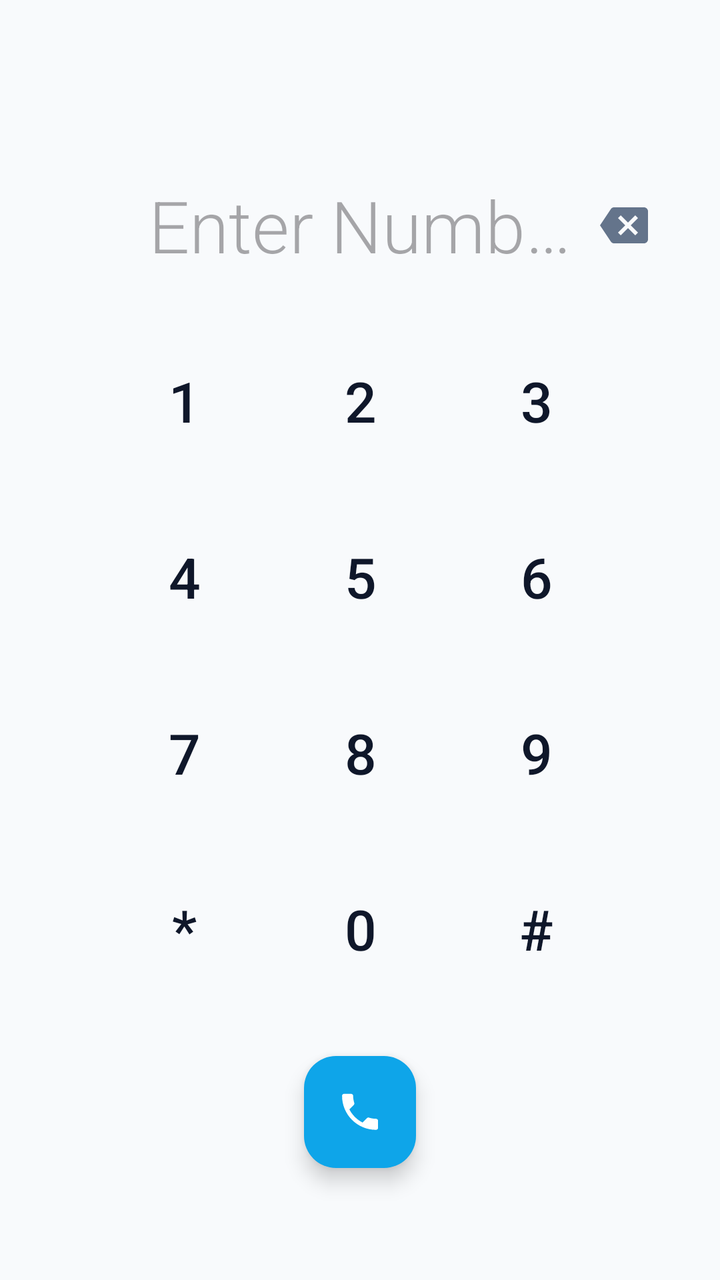
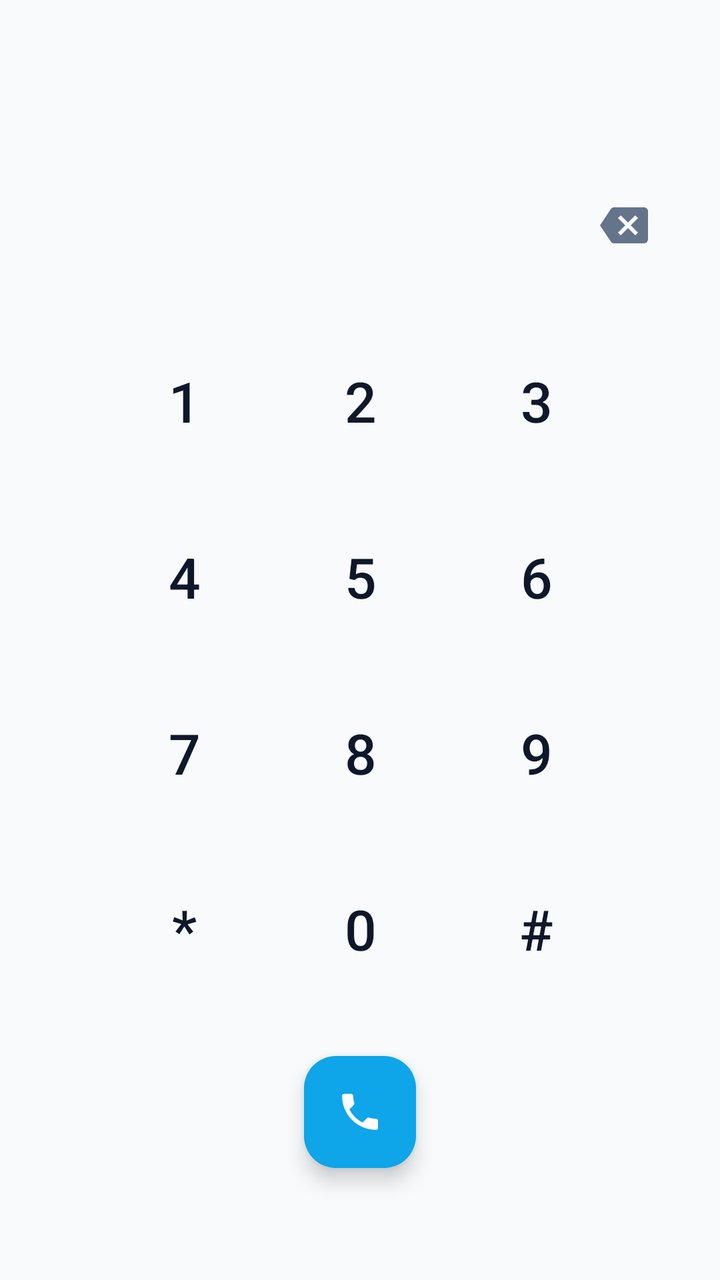

An Android layout rendered at two revisions. The XML below is the earlier revision; the diff shows what the commit changed to produce the second picture.
<!-- AndroidManifest.xml: application theme Theme.RealConnect -->
<!-- res/layout/fragment_call.xml -->
<?xml version="1.0" encoding="utf-8"?>
<androidx.constraintlayout.widget.ConstraintLayout xmlns:android="http://schemas.android.com/apk/res/android"
    xmlns:app="http://schemas.android.com/apk/res-auto"
    android:layout_width="match_parent"
    android:layout_height="match_parent"
    android:background="@color/background"
    android:padding="24dp">

    <TextView
        android:id="@+id/text_contact_name"
        android:layout_width="wrap_content"
        android:layout_height="wrap_content"
        android:layout_marginTop="32dp"
        android:textColor="@color/colorPrimary"
        android:textSize="18sp"
        android:fontFamily="sans-serif-medium"
        app:layout_constraintEnd_toEndOf="parent"
        app:layout_constraintStart_toStartOf="parent"
        app:layout_constraintTop_toTopOf="parent" />

    <TextView
        android:id="@+id/text_phone_number"
        android:layout_width="0dp"
        android:layout_height="wrap_content"
        android:layout_marginTop="8dp"
        android:gravity="center"
        android:hint="@string/enter_number"
        android:singleLine="true"
        android:textColor="@color/textColorPrimary"
        android:textSize="36sp"
        android:fontFamily="sans-serif-light"
        app:layout_constraintEnd_toStartOf="@+id/btn_delete"
        app:layout_constraintStart_toEndOf="@+id/btn_add_to_contacts"
        app:layout_constraintTop_toBottomOf="@id/text_contact_name" />

    <ImageButton
        android:id="@+id/btn_add_to_contacts"
        android:layout_width="48dp"
        android:layout_height="48dp"
        android:background="?attr/selectableItemBackgroundBorderless"
        android:contentDescription="@string/add_contact"
        android:src="@drawable/ic_add"
        android:visibility="invisible"
        app:layout_constraintBottom_toBottomOf="@+id/text_phone_number"
        app:layout_constraintStart_toStartOf="parent"
        app:layout_constraintTop_toTopOf="@+id/text_phone_number"
        app:tint="@color/colorPrimary" />

    <ImageButton
        android:id="@+id/btn_delete"
        android:layout_width="48dp"
        android:layout_height="48dp"
        android:background="?attr/selectableItemBackgroundBorderless"
        android:contentDescription="@string/backspace"
        android:src="@drawable/ic_backspace"
        app:layout_constraintBottom_toBottomOf="@+id/text_phone_number"
        app:layout_constraintEnd_toEndOf="parent"
        app:layout_constraintTop_toTopOf="@+id/text_phone_number"
        app:tint="@color/textColorSecondary" />

    <GridLayout
        android:id="@+id/keypad"
        android:layout_width="wrap_content"
        android:layout_height="wrap_content"
        android:alignmentMode="alignMargins"
        android:columnCount="3"
        android:useDefaultMargins="true"
        app:layout_constraintBottom_toTopOf="@+id/btn_make_call"
        app:layout_constraintEnd_toEndOf="parent"
        app:layout_constraintStart_toStartOf="parent"
        app:layout_constraintTop_toBottomOf="@+id/text_phone_number">

        <Button android:id="@+id/btn_1" style="@style/DialerButton" android:text="1" />
        <Button android:id="@+id/btn_2" style="@style/DialerButton" android:text="2" />
        <Button android:id="@+id/btn_3" style="@style/DialerButton" android:text="3" />

        <Button android:id="@+id/btn_4" style="@style/DialerButton" android:text="4" />
        <Button android:id="@+id/btn_5" style="@style/DialerButton" android:text="5" />
        <Button android:id="@+id/btn_6" style="@style/DialerButton" android:text="6" />

        <Button android:id="@+id/btn_7" style="@style/DialerButton" android:text="7" />
        <Button android:id="@+id/btn_8" style="@style/DialerButton" android:text="8" />
        <Button android:id="@+id/btn_9" style="@style/DialerButton" android:text="9" />

        <Button android:id="@+id/btn_star" style="@style/DialerButton" android:text="*" />
        <Button android:id="@+id/btn_0" style="@style/DialerButton" android:text="0" />
        <Button android:id="@+id/btn_hash" style="@style/DialerButton" android:text="#" />
    </GridLayout>

    <com.google.android.material.floatingactionbutton.FloatingActionButton
        android:id="@+id/btn_make_call"
        android:layout_width="wrap_content"
        android:layout_height="wrap_content"
        android:layout_marginBottom="32dp"
        android:contentDescription="@string/make_call"
        android:src="@drawable/ic_call"
        app:backgroundTint="@color/colorPrimary"
        app:fabSize="normal"
        app:layout_constraintBottom_toBottomOf="parent"
        app:layout_constraintEnd_toEndOf="parent"
        app:layout_constraintStart_toStartOf="parent"
        app:tint="@color/white" />

</androidx.constraintlayout.widget.ConstraintLayout>
<!-- resources referenced by this layout -->
<resources>
  <color name="background">#F8FAFC</color>
  <color name="colorPrimary">#0EA5E9</color>
  <color name="textColorPrimary">#0F172A</color>
  <color name="textColorSecondary">#64748B</color>
  <color name="white">#FFFFFF</color>
  <!-- drawable ic_add (drawable) -->
  <vector xmlns:android="http://schemas.android.com/apk/res/android"
      android:width="24dp"
      android:height="24dp"
      android:viewportWidth="24"
      android:viewportHeight="24"
      android:tint="?attr/colorControlNormal">
    <path
        android:fillColor="@android:color/white"
        android:pathData="M19,13h-6v6h-2v-6H5v-2h6V5h2v6h6v2z"/>
  </vector>
  <!-- drawable ic_backspace (drawable) -->
  <vector xmlns:android="http://schemas.android.com/apk/res/android"
      android:width="24dp"
      android:height="24dp"
      android:viewportWidth="24"
      android:viewportHeight="24"
      android:tint="?attr/colorControlNormal">
    <path
        android:fillColor="@android:color/white"
        android:pathData="M22,3H7C6.31,3 5.77,3.35 5.41,3.88L0,12l5.41,8.11C5.77,20.64 6.31,21 7,21h15c1.1,0 2,-0.9 2,-2V5C24,3.9 23.1,3 22,3zM19,15.59L17.59,17 14,13.41 10.41,17 9,15.59 12.59,12 9,8.41 10.41,7 14,10.59 17.59,7 19,8.41 15.41,12 19,15.59z"/>
  </vector>
  <!-- drawable ic_call (drawable) -->
  <vector xmlns:android="http://schemas.android.com/apk/res/android"
      android:width="24dp"
      android:height="24dp"
      android:viewportWidth="24"
      android:viewportHeight="24"
      android:tint="?attr/colorControlNormal">
    <path
        android:fillColor="@android:color/white"
        android:pathData="M20.01,15.38c-1.23,0 -2.42,-0.2 -3.53,-0.56a0.977,0.977 0,0 0,-1.01 0.24l-2.2,2.2c-2.83,-1.44 -5.15,-3.75 -6.59,-6.59l2.2,-2.21a0.96,0.96 0,0 0,0.25 -1.01c-0.36,-1.11 -0.55,-2.3 -0.55,-3.53 0,-0.55 -0.45,-1 -1,-1H4.03c-0.55,0 -1,0.45 -1,1 0,9.39 7.61,17 17,17 0.55,0 1,-0.45 1,-1v-3.52c0,-0.55 -0.45,-1 -1,-1z"/>
  </vector>
  <string name="add_contact">Add Contact</string>
  <string name="backspace">Backspace</string>
  <string name="enter_number">Enter Number</string>
  <string name="make_call">Call</string>
  <style name="Theme.RealConnect" parent="Base.Theme.RealConnect" />
  <dimen name="dialer_button_size">80dp</dimen>
  <dimen name="dialer_button_text_size">28sp</dimen>
  <style name="ShapeAppearance.App.Circle" parent="ShapeAppearance.MaterialComponents.SmallComponent">
          <item name="cornerFamily">rounded</item>
          <item name="cornerSize">50%</item>
      </style>
  <color name="divider">#E2E8F0</color>
  <style name="Base.Theme.RealConnect" parent="Theme.Material3.DayNight.NoActionBar">
          
          <item name="colorPrimary">@color/colorPrimary</item>
          <item name="colorPrimaryVariant">@color/colorPrimaryDark</item>
          <item name="colorOnPrimary">@color/white</item>
          
          <item name="colorSecondary">@color/colorAccent</item>
          <item name="colorOnSecondary">@color/black</item>
  
          
          <item name="android:statusBarColor">@color/background</item>
          <item name="android:windowLightStatusBar">true</item>
  
          
          <item name="android:windowBackground">@color/background</item>
          <item name="colorSurface">@color/surface</item>
          <item name="colorOnSurface">@color/onSurface</item>
      </style>
  <color name="colorPrimaryDark">#0284C7</color>
  <color name="colorAccent">#38BDF8</color>
  <color name="black">#000000</color>
  <color name="surface">#FFFFFF</color>
  <color name="onSurface">#0F172A</color>
  <!-- unchanged entries left out for length: 1 -->
</resources>

<!-- the commit's change to res/layout/fragment_call.xml (unified diff, before → after) -->
@@ -24,7 +24,6 @@
         android:layout_height="wrap_content"
         android:layout_marginTop="8dp"
         android:gravity="center"
-        android:hint="@string/enter_number"
         android:singleLine="true"
         android:textColor="@color/textColorPrimary"
         android:textSize="36sp"
<!-- resource entries referenced after the edit -->
@@ -40,7 +40,6 @@
   </vector>
   <string name="add_contact">Add Contact</string>
   <string name="backspace">Backspace</string>
-  <string name="enter_number">Enter Number</string>
   <string name="make_call">Call</string>
   <style name="Theme.RealConnect" parent="Base.Theme.RealConnect" />
   <dimen name="dialer_button_size">80dp</dimen>
